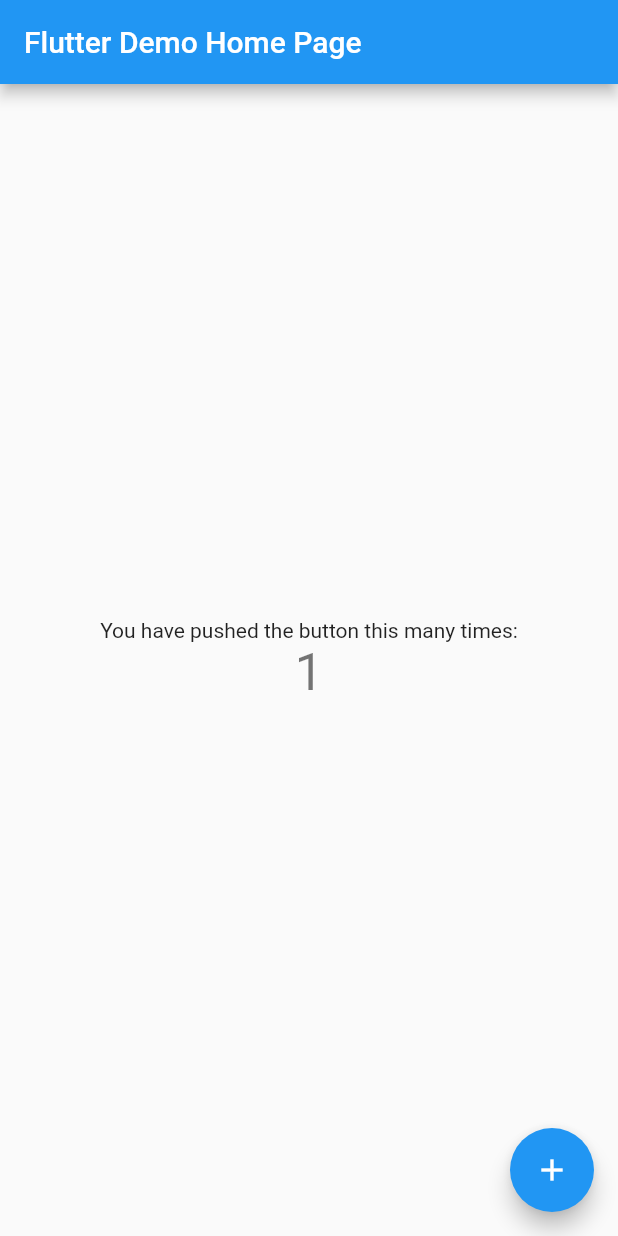
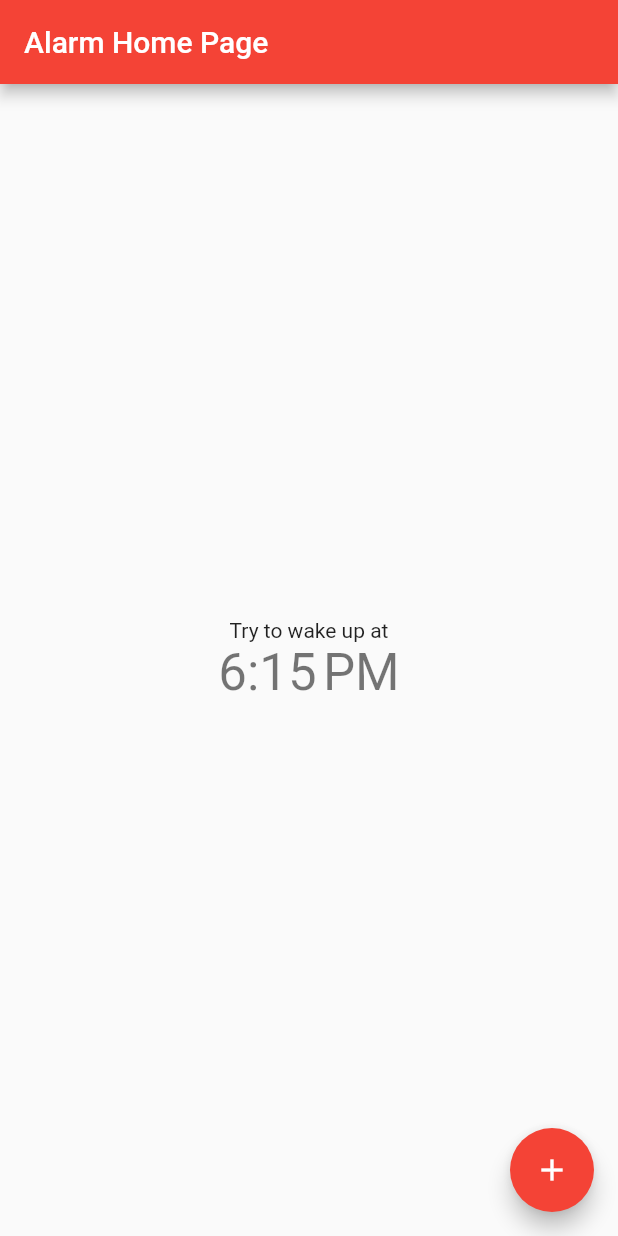
Before and after one commit to davidjwi/myalarmclock, a Flutter app: the screen it shows after launch, after a tap on the "add" icon, on a phone screen of 412 x 824 dp. Run offline on Flutter 3.47's test engine with Material 2 defaults, Android fonts, the phone set to English and light mode, and no system bars.

Commit message:
Shows time to wake up

```diff
--- a/lib/main.dart
+++ b/lib/main.dart
@@ -1,4 +1,5 @@
 import 'package:flutter/material.dart';
+import 'package:intl/intl.dart';
 
 void main() => runApp(new MyApp());
 
@@ -7,19 +8,11 @@ class MyApp extends StatelessWidget {
   @override
   Widget build(BuildContext context) {
     return new MaterialApp(
-      title: 'Flutter Demo',
+      title: 'My Alarm App',
       theme: new ThemeData(
-        // This is the theme of your application.
-        //
-        // Try running your application with "flutter run". You'll see the
-        // application has a blue toolbar. Then, without quitting the app, try
-        // changing the primarySwatch below to Colors.green and then invoke
-        // "hot reload" (press "r" in the console where you ran "flutter run",
-        // or press Run > Flutter Hot Reload in IntelliJ). Notice that the
-        // counter didn't reset back to zero; the application is not restarted.
-        primarySwatch: Colors.blue,
+        primarySwatch: Colors.red,
       ),
-      home: new MyHomePage(title: 'Flutter Demo Home Page'),
+      home: new MyHomePage(title: 'Alarm Home Page'),
     );
   }
 }
@@ -43,18 +36,14 @@ class MyHomePage extends StatefulWidget {
 }
 
 class _MyHomePageState extends State<MyHomePage> {
-  int _counter = 0;
-
-  void _incrementCounter() {
+  String _formattedTime = '';
+  void _newwakeuptime() {
     setState(() {
-      // This call to setState tells the Flutter framework that something has
-      // changed in this State, which causes it to rerun the build method below
-      // so that the display can reflect the updated values. If we changed
-      // _counter without calling setState(), then the build method would not be
-      // called again, and so nothing would appear to happen.
-      _counter++;
+      var _wakeupTime = new DateTime.now().add(new Duration(minutes:465));
+      _formattedTime = new DateFormat('jm').format(_wakeupTime);
     });
   }
+
 
   @override
   Widget build(BuildContext context) {
@@ -90,18 +79,18 @@ class _MyHomePageState extends State<MyHomePage> {
           mainAxisAlignment: MainAxisAlignment.center,
           children: <Widget>[
             new Text(
-              'You have pushed the button this many times:',
+              'Try to wake up at',
             ),
             new Text(
-              '$_counter',
+              '$_formattedTime',
               style: Theme.of(context).textTheme.display1,
             ),
           ],
         ),
       ),
       floatingActionButton: new FloatingActionButton(
-        onPressed: _incrementCounter,
-        tooltip: 'Increment',
+        onPressed: _newwakeuptime,
+        tooltip: 'Wake up at',
         child: new Icon(Icons.add),
       ), // This trailing comma makes auto-formatting nicer for build methods.
     );
--- a/pubspec.yaml
+++ b/pubspec.yaml
@@ -15,6 +15,7 @@ environment:
 dependencies:
   flutter:
     sdk: flutter
+  intl: ^0.15.7
 
   # The following adds the Cupertino Icons font to your application.
   # Use with the CupertinoIcons class for iOS style icons.
```
